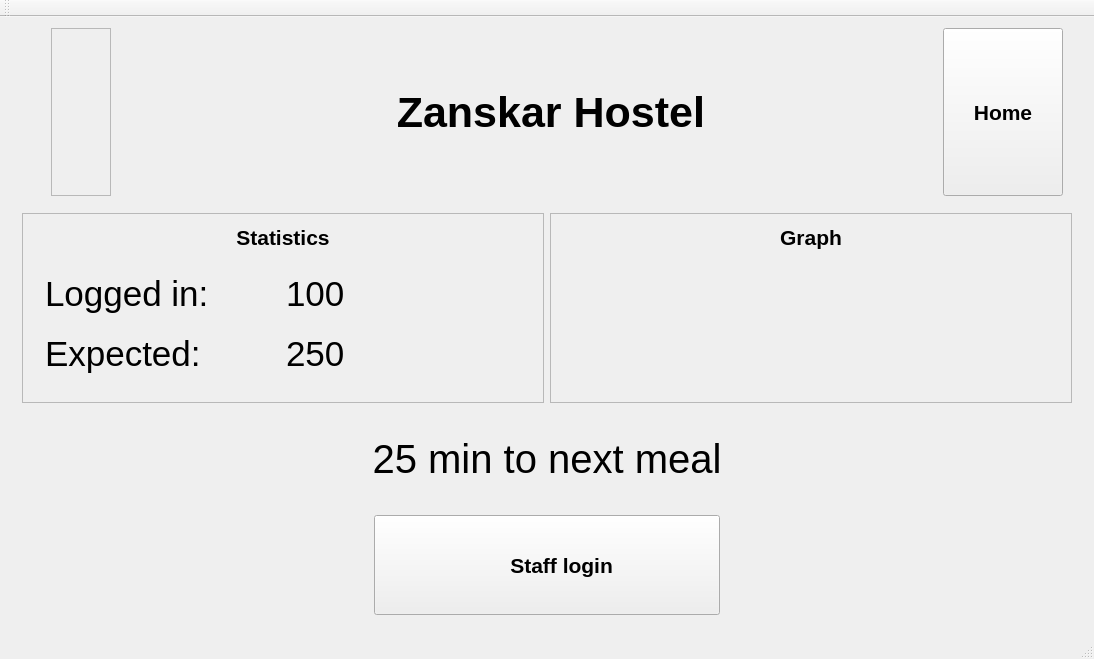
Before: the Qt Designer form GUI/CSP315/mainwindow.ui in y-gupta/rfid-auth-system, drawn with Qt 5.
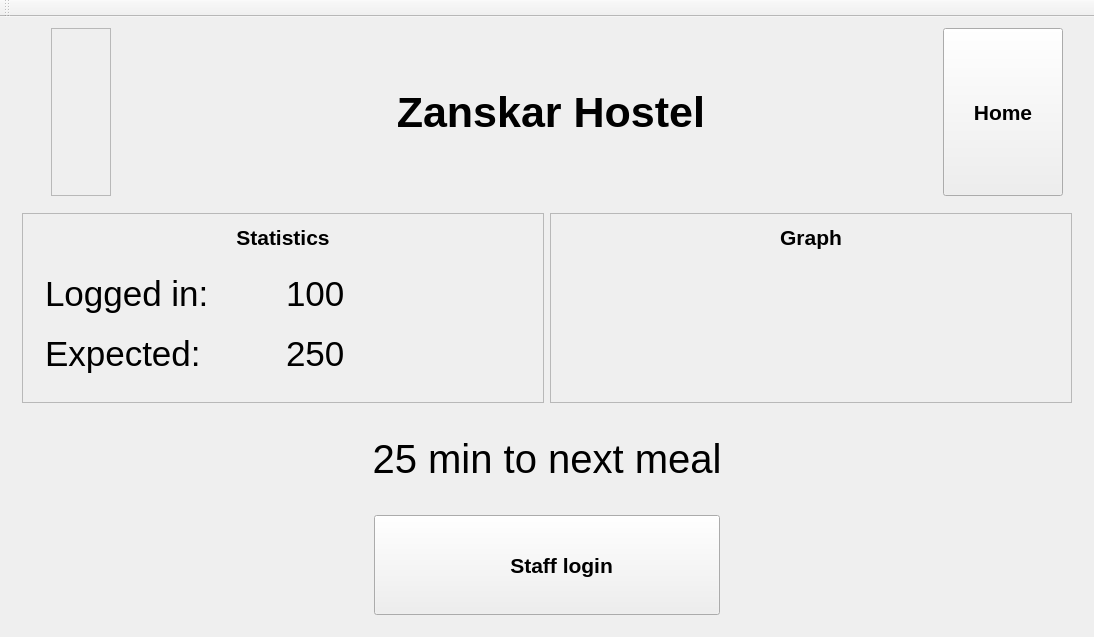
After: the same form once the commit is applied. The open tabs and pages were chosen to show the change. Icons and pictures are not drawn.

Commit message: adding user-dialog

The edit to the form file:
```diff
--- a/GUI/CSP315/mainwindow.ui
+++ b/GUI/CSP315/mainwindow.ui
@@ -10,7 +10,7 @@
     <x>0</x>
     <y>0</y>
     <width>1094</width>
-    <height>659</height>
+    <height>637</height>
    </rect>
   </property>
   <property name="minimumSize">
@@ -1994,7 +1994,6 @@
     <bool>false</bool>
    </attribute>
   </widget>
-  <widget class="QStatusBar" name="statusBar"/>
  </widget>
  <layoutdefault spacing="6" margin="11"/>
  <tabstops>
```
Left out of the diff: 14 changed lines with no effect on the pictures. The commit also changes 7 other files.
